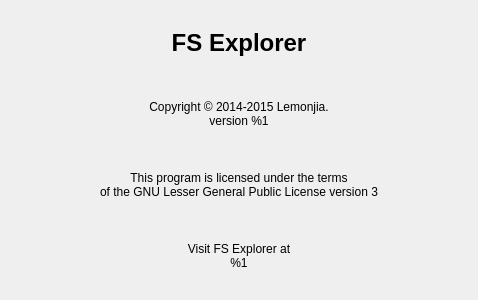
The window that fs-explorer/src/aboutdialog.ui (craftslab/fsexplorer) describes before a commit, drawn with Qt 5.
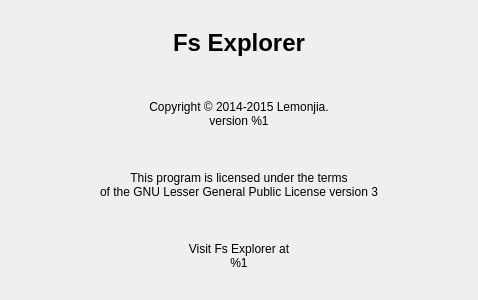
The same window after the commit.

Commit message: [fs-explorer]: change from 'FS' to 'Fs'.

Patch:
```diff
--- a/fs-explorer/src/aboutdialog.ui
+++ b/fs-explorer/src/aboutdialog.ui
@@ -21,7 +21,7 @@
        <item>
         <widget class="QLabel" name="mName">
          <property name="text">
-          <string>&lt;html&gt;&lt;head/&gt;&lt;body&gt;&lt;p align=&quot;center&quot;&gt;&lt;span style=&quot; font-size:18pt; font-weight:600;&quot;&gt;FS Explorer&lt;/span&gt;&lt;/p&gt;&lt;/body&gt;&lt;/html&gt;</string>
+          <string>&lt;html&gt;&lt;head/&gt;&lt;body&gt;&lt;p align=&quot;center&quot;&gt;&lt;span style=&quot; font-size:18pt; font-weight:600;&quot;&gt;Fs Explorer&lt;/span&gt;&lt;/p&gt;&lt;/body&gt;&lt;/html&gt;</string>
          </property>
          <property name="wordWrap">
           <bool>true</bool>
@@ -51,7 +51,7 @@
        <item>
         <widget class="QLabel" name="mHomepage">
          <property name="text">
-          <string>&lt;html&gt;&lt;head/&gt;&lt;body&gt;&lt;p align=&quot;center&quot;&gt;Visit FS Explorer at&lt;br&gt;%1&lt;/p&gt;&lt;/body&gt;&lt;/html&gt;</string>
+          <string>&lt;html&gt;&lt;head/&gt;&lt;body&gt;&lt;p align=&quot;center&quot;&gt;Visit Fs Explorer at&lt;br&gt;%1&lt;/p&gt;&lt;/body&gt;&lt;/html&gt;</string>
          </property>
          <property name="wordWrap">
           <bool>true</bool>
```
Left out of the diff: 2 changed lines with no effect on the pictures. The commit also changes 42 other files.
